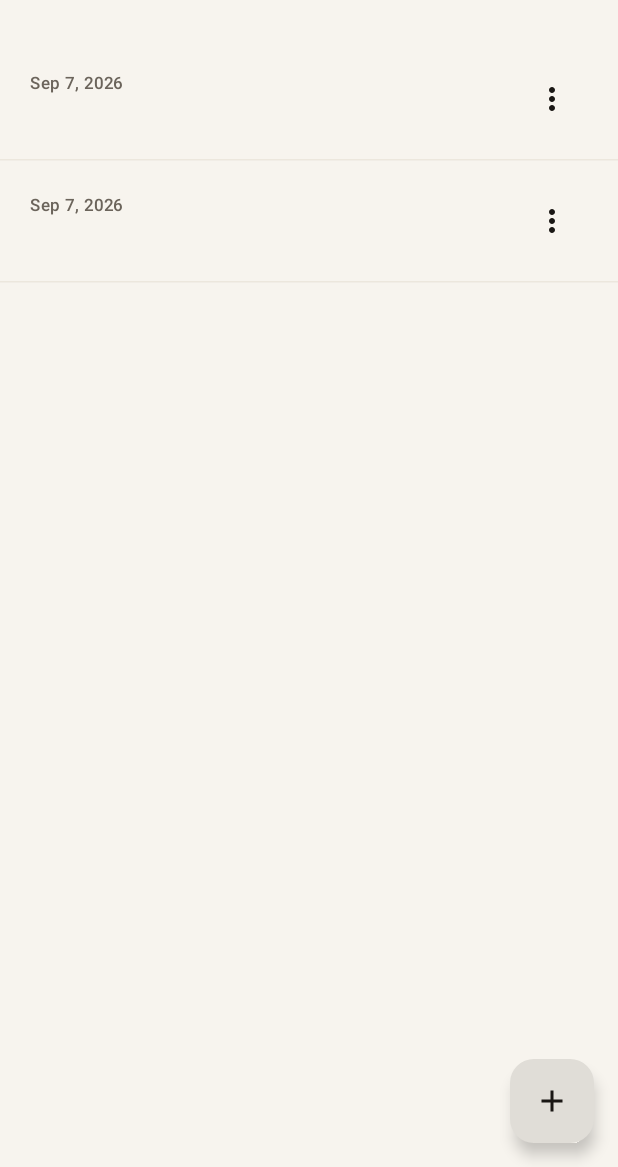
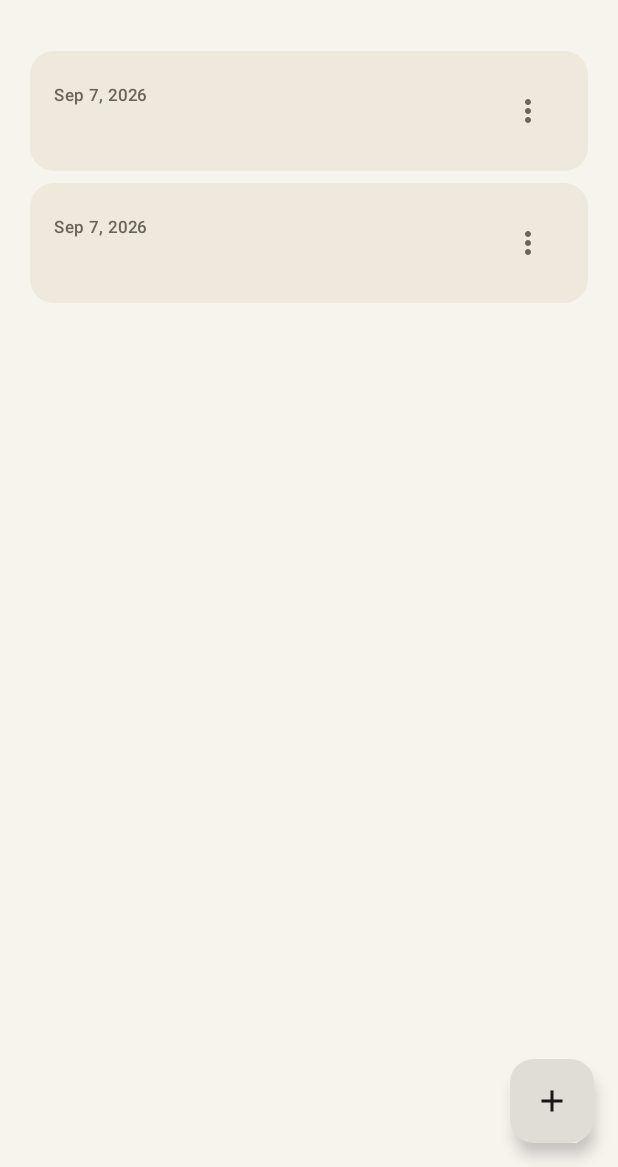
Before and after one commit to wandersepulveda2013/ordia-android, an Android app built with Jetpack Compose: the composable NotepadApp shown on its own in the app's theme, after a tap on "Volver", on a phone screen of 412 x 824 dp, the part 69-1236 px from its top. Run offline under Robolectric (Android 15) with nearby library versions, the phone set to English and light mode, and no system bars; our stand-ins replace Room's generated code; 1 other tap on this screen came first.

Commit message:
feat(next-gen): integrate OrdiaDesignSystem foundation (WAVE 1)
- Created OrdiaDesignSystem.kt with foundational components (OrdiaSurface, OrdiaCard, OrdiaButton, OrdiaInput).
- Defined custom Spacing object and LocalSpacing for consistent margins and padding, aligning with the minimalist 'A VECES MENOS ES MÁS' philosophy.
- Refactored Theme.kt to export OrdiaTheme and provide LocalSpacing.
- Refactored NotesListScreen to use OrdiaCard for items instead of plain Rows, dropping Excel-like borders.
- Refactored NoteEditorScreen to use new spacing and auto-focus the title via FocusRequester on creation.

Co-authored-by: wandersepulveda2013 <308435692+wandersepulveda2013@users.noreply.github.com>

```diff
--- a/app/src/main/java/com/ordia/app/ui/NotepadApp.kt
+++ b/app/src/main/java/com/ordia/app/ui/NotepadApp.kt
@@ -10,11 +10,11 @@ import androidx.compose.runtime.setValue
 import androidx.lifecycle.viewmodel.compose.viewModel
 import com.ordia.app.ui.screens.NoteEditorScreen
 import com.ordia.app.ui.screens.NotesListScreen
-import com.ordia.app.ui.theme.NotepadTheme
+import com.ordia.app.ui.theme.OrdiaTheme
 
 @Composable
 fun NotepadApp(viewModel: NotepadViewModel = viewModel()) {
-    NotepadTheme {
+    OrdiaTheme {
         val notes by viewModel.notes.collectAsState()
         var editingId by rememberSaveable { mutableStateOf<Long?>(null) }
         var creating by rememberSaveable { mutableStateOf(false) }
--- a/app/src/main/java/com/ordia/app/ui/screens/NotesListScreen.kt
+++ b/app/src/main/java/com/ordia/app/ui/screens/NotesListScreen.kt
@@ -37,6 +37,8 @@ import androidx.compose.ui.Modifier
 import androidx.compose.ui.text.style.TextOverflow
 import androidx.compose.ui.unit.dp
 import com.ordia.app.data.NoteEntity
+import com.ordia.app.ui.components.LocalSpacing
+import com.ordia.app.ui.components.OrdiaCard
 import java.text.DateFormat
 import java.util.Date
 
@@ -73,11 +75,14 @@ fun NotesListScreen(
         } else {
             LazyColumn(
                 modifier = Modifier.fillMaxSize().padding(padding),
-                contentPadding = PaddingValues(vertical = 8.dp),
+                contentPadding = PaddingValues(
+                    horizontal = LocalSpacing.current.paddingHorizontal,
+                    vertical = LocalSpacing.current.medium
+                ),
+                verticalArrangement = androidx.compose.foundation.layout.Arrangement.spacedBy(LocalSpacing.current.small)
             ) {
                 items(notes, key = { it.id }) { note ->
                     NoteRow(note, onOpenNote, onTogglePin, onDeleteNote)
-                    HorizontalDivider(color = MaterialTheme.colorScheme.outline.copy(alpha = 0.4f))
                 }
             }
         }
@@ -119,11 +124,17 @@ private fun NoteRow(
     }
     val preview = remember(note.content) { note.content.take(120) }
 
+    OrdiaCard(
+        modifier = Modifier.fillMaxWidth(),
+        onClick = { onOpenNote(note) }
+    ) {
         Row(
             modifier = Modifier
                 .fillMaxWidth()
-            .clickable { onOpenNote(note) }
-            .padding(horizontal = 20.dp, vertical = 16.dp),
+                .padding(
+                    horizontal = LocalSpacing.current.medium,
+                    vertical = LocalSpacing.current.medium
+                ),
             verticalAlignment = Alignment.Top,
         ) {
             Column(modifier = Modifier.weight(1f)) {
@@ -178,3 +189,4 @@ private fun NoteRow(
             }
         }
     }
+}
--- a/app/src/main/java/com/ordia/app/ui/theme/Theme.kt
+++ b/app/src/main/java/com/ordia/app/ui/theme/Theme.kt
@@ -6,8 +6,11 @@ import androidx.compose.material3.Typography
 import androidx.compose.material3.darkColorScheme
 import androidx.compose.material3.lightColorScheme
 import androidx.compose.runtime.Composable
+import androidx.compose.runtime.CompositionLocalProvider
 import androidx.compose.ui.text.font.FontFamily
 import androidx.compose.ui.unit.sp
+import com.ordia.app.ui.components.LocalSpacing
+import com.ordia.app.ui.components.Spacing
 
 /**
  * A restrained, paper-and-ink palette. No accent colors: the only chroma is the
@@ -42,7 +45,7 @@ private val DarkPaper = darkColorScheme(
 )
 
 @Composable
-fun NotepadTheme(
+fun OrdiaTheme(
     darkTheme: Boolean = isSystemInDarkTheme(),
     content: @Composable () -> Unit,
 ) {
@@ -55,9 +58,11 @@ fun NotepadTheme(
         titleSmall = base.titleSmall.copy(fontFamily = FontFamily.Serif),
         labelSmall = base.labelSmall.copy(fontSize = 11.sp),
     )
-    MaterialTheme(
-        colorScheme = if (darkTheme) DarkPaper else LightPaper,
-        typography = type,
-        content = content,
-    )
+    CompositionLocalProvider(LocalSpacing provides Spacing()) {
+        MaterialTheme(
+            colorScheme = if (darkTheme) DarkPaper else LightPaper,
+            typography = type,
+            content = content,
+        )
+    }
 }
```
Also changed, not shown: app/src/main/java/com/ordia/app/ui/components/OrdiaDesignSystem.kt (added, +132 -0 lines), app/src/main/java/com/ordia/app/ui/screens/NoteEditorScreen.kt (+14 -3 lines). Lines whose indentation alone changed are shown as unchanged.
